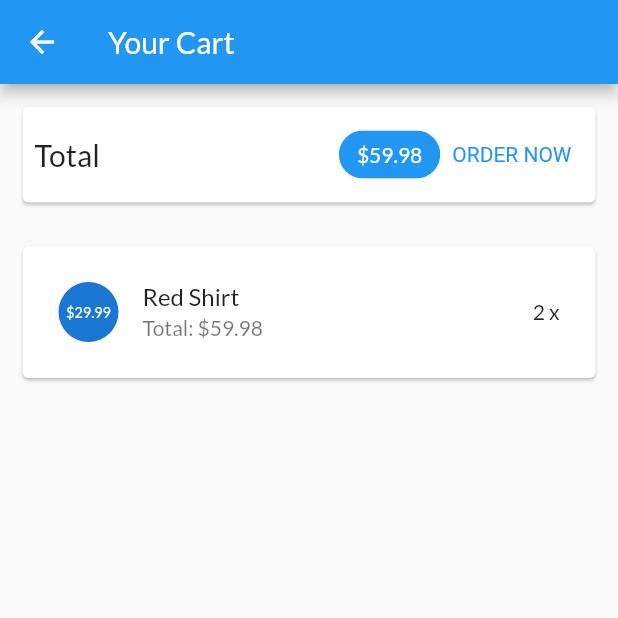
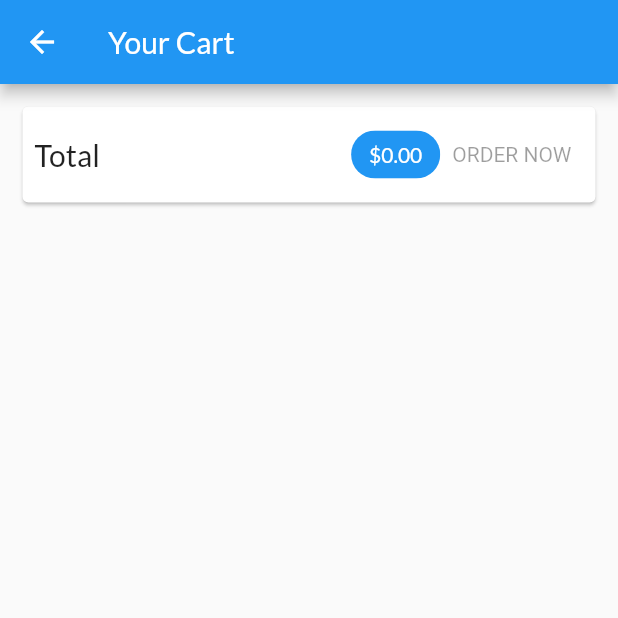
Before and after one commit to NgTrHau/PTUDDD, a Flutter app: the CartScreen screen opened by its route, after a tap on "ORDER NOW", on a phone screen of 412 x 824 dp, the top half of it. Run offline on Flutter 3.47's test engine with Material 2 defaults, Android fonts, the phone set to English and light mode, and no system bars; network calls fail.

Commit message:
Quan ly trang thai voi provider - OrdersManager

```diff
--- a/lib/main.dart
+++ b/lib/main.dart
@@ -18,6 +18,9 @@ class MyApp extends StatelessWidget {
         ),
         ChangeNotifierProvider(
           create: (ctx) => CartManager(),
+        ),
+        ChangeNotifierProvider(
+          create: (ctx) => OrdersManager(),
         ),
       ],
       child: MaterialApp(
--- a/lib/ui/cart/cart_screen.dart
+++ b/lib/ui/cart/cart_screen.dart
@@ -1,5 +1,6 @@
 import 'package:flutter/material.dart';
 import 'package:provider/provider.dart';
+import '../orders/orders_manager.dart';
 import 'cart_manager.dart';
 import 'cart_item_card.dart';
 
@@ -59,8 +60,14 @@ class CartScreen extends StatelessWidget {
               backgroundColor: Theme.of(context).primaryColor,
             ),
             TextButton(
-              onPressed: () {
-                print('An order has been added');
+              onPressed: cart.totalAmount <= 0
+              ? null
+              : () {
+                context.read<OrdersManager>().addOrder(
+                  cart.products,
+                  cart.totalAmount,
+                );
+                cart.clear();
               },
               style: TextButton.styleFrom(
                 textStyle: TextStyle(color: Theme.of(context).primaryColor),
--- a/lib/ui/orders/orders_manager.dart
+++ b/lib/ui/orders/orders_manager.dart
@@ -1,4 +1,4 @@
-import 'package:flutter/cupertino.dart';
+import 'package:flutter/foundation.dart';
 
 import '../../models/cart_item.dart';
 import '../../models/order_item.dart';
@@ -26,4 +26,17 @@ class OrdersManager with ChangeNotifier {
   List<OrderItem> get orders {
     return [..._orders];
   }
+
+  void addOrder(List<CartItem> cartProducts, double total) async {
+    _orders.insert(
+      0,
+      OrderItem(
+        id: 'o${DateTime.now().toIso8601String()}',
+        amount: total,
+        products: cartProducts,
+        dateTime: DateTime.now(),
+      )
+    );
+    notifyListeners();
+  }
 }
--- a/lib/ui/orders/orders_screen.dart
+++ b/lib/ui/orders/orders_screen.dart
@@ -1,4 +1,5 @@
 import 'package:flutter/material.dart';
+import 'package:provider/provider.dart';
 import 'orders_manager.dart';
 import 'orders_item_card.dart';
 import '../shared/app_drawer.dart';
@@ -10,16 +11,19 @@ class OrdersScreen extends StatelessWidget {
   @override
   Widget build(BuildContext context) {
     print('building orders');
-    final ordersManager = OrdersManager();
     return Scaffold(
       appBar: AppBar(
         title: const Text('Yours Orders'),
       ),
       drawer: const AppDrawer(),
-      body: ListView.builder(
-        itemCount: ordersManager.orderCount,
-        itemBuilder: (ctx, i) => OrderItemCard(ordersManager.orders[i]),
-      ),
+      body: Consumer<OrdersManager>(
+        builder: (ctx, ordersManager, child) {
+          return ListView.builder(
+            itemCount: ordersManager.orderCount,
+            itemBuilder: (ctx, i) => OrderItemCard(ordersManager.orders[i]),
+          );
+        }
+      )
     );
   }
 }
```
